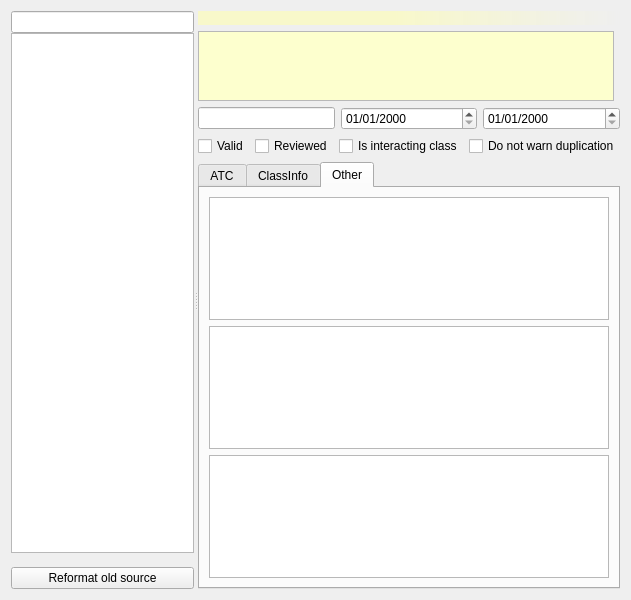
Qt form freeddimanager/plugins/ddiplugin/interactors/interactoreditorwidget.ui (filianhouse/freemedforms) before a commit.
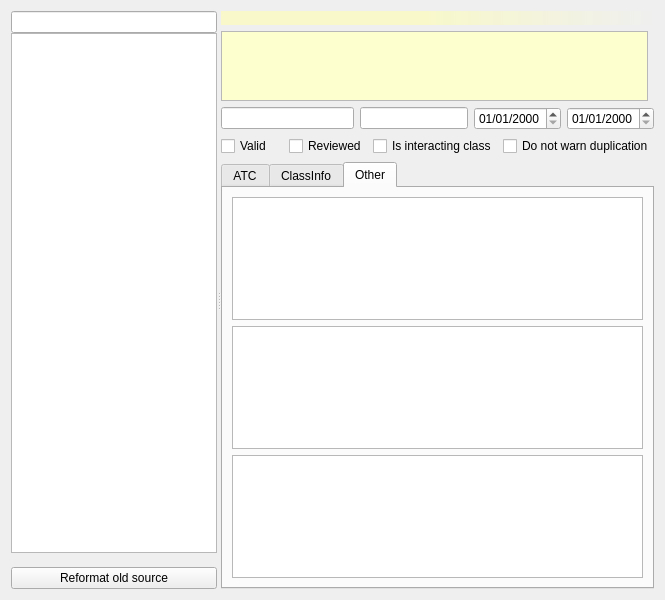
The same form after that commit. Custom widgets are drawn as their Qt base class.

Commit message: check more errors in model

The edit to the form file:
```diff
--- a/freeddimanager/plugins/ddiplugin/interactors/interactoreditorwidget.ui
+++ b/freeddimanager/plugins/ddiplugin/interactors/interactoreditorwidget.ui
@@ -6,7 +6,7 @@
    <rect>
     <x>0</x>
     <y>0</y>
-    <width>631</width>
+    <width>665</width>
     <height>600</height>
    </rect>
   </property>
@@ -217,6 +217,9 @@
        </item>
        <item row="3" column="0" colspan="2">
         <layout class="QHBoxLayout" name="horizontalLayout_2">
+         <item>
+          <widget class="QLineEdit" name="uid"/>
+         </item>
          <item>
           <widget class="QLineEdit" name="reference">
            <property name="sizePolicy">
```
The commit also changes 2 other files.
